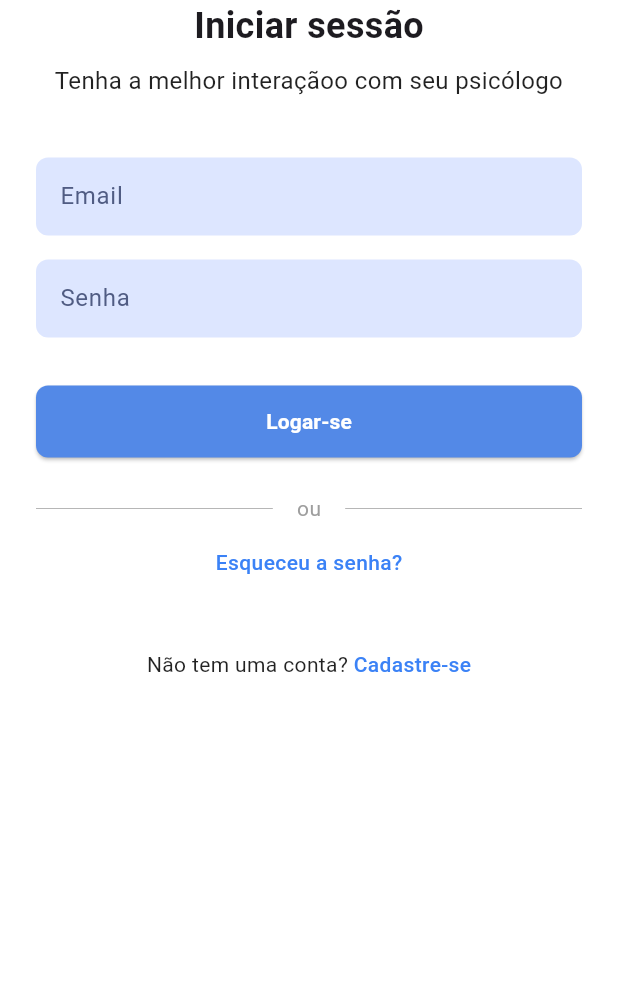
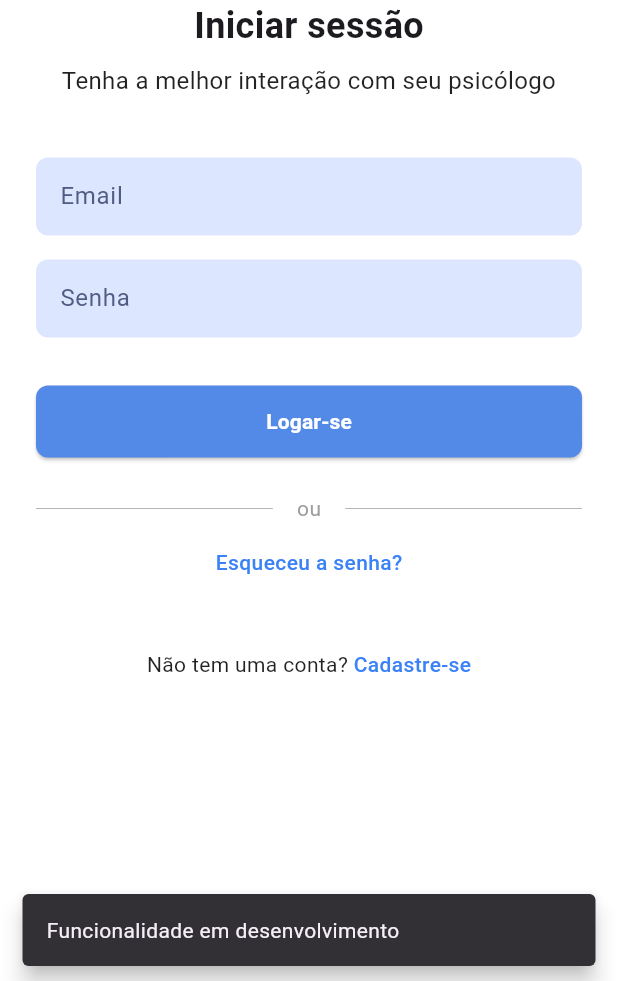
Before and after one commit to LiraTecnologic/helppsico-mobile, a Flutter app: the LoginScreen screen opened by its route, after a tap on "Esqueceu a senha?", on a phone screen of 412 x 824 dp, the part 255-1236 px from its top. Run offline on Flutter 3.47's test engine with Material 3 defaults, Android fonts, the phone set to English and light mode, and no system bars; our stand-ins replace equatable, flutter_bloc; network calls fail.

Commit message:
#MTR07:feat/modificando a tela de login para integrar as novas features

```diff
--- a/helppsico_mobile/lib/presentation/screens/login_screen.dart
+++ b/helppsico_mobile/lib/presentation/screens/login_screen.dart
@@ -1,26 +1,75 @@
 import 'package:flutter/material.dart';
-import '../widgets/custom_button.dart';
-import '../widgets/custom_text_field.dart';
-import '../widgets/text_divider.dart';
-import '../widgets/text_link.dart';
+import 'package:flutter_bloc/flutter_bloc.dart';
+import 'package:helppsico_mobile/presentation/screens/dashboard_screen.dart';
+import 'package:helppsico_mobile/presentation/viewmodels/bloc/auth_state.dart';
+import 'package:helppsico_mobile/presentation/viewmodels/cubit/auth_cubit.dart';
+import 'package:helppsico_mobile/presentation/widgets/custom_button.dart';
+import 'package:helppsico_mobile/presentation/widgets/custom_text_field.dart';
+import 'package:helppsico_mobile/presentation/widgets/text_divider.dart';
+import 'package:helppsico_mobile/presentation/widgets/text_link.dart';
 
-export 'login_screen.dart';
 
-class LoginScreen extends StatelessWidget {
+
+class LoginScreen extends StatefulWidget {
   const LoginScreen({Key? key}) : super(key: key);
 
   @override
+  State<LoginScreen> createState() => _LoginScreenState();
+}
+
+class _LoginScreenState extends State<LoginScreen> {
+  final _formKey = GlobalKey<FormState>();
+  final _emailController = TextEditingController();
+  final _passwordController = TextEditingController();
+
+  @override
+  void dispose() {
+    _emailController.dispose();
+    _passwordController.dispose();
+    super.dispose();
+  }
+
+  @override
   Widget build(BuildContext context) {
+    return BlocProvider(
+      create: (context) => AuthCubit(),
+      child: BlocConsumer<AuthCubit, AuthState>(
+        listener: (context, state) {
+          if (state is AuthSuccess) {
+            ScaffoldMessenger.of(context).showSnackBar(
+              SnackBar(
+                content: Text('Bem-vindo, ${state.userName}!'),
+                backgroundColor: Colors.green,
+                behavior: SnackBarBehavior.floating,
+              ),
+            );
+            Navigator.of(context).pushReplacement(
+              MaterialPageRoute(
+                builder: (context) => const DashboardScreen(),
+              ),
+            );
+          } else if (state is AuthFailure) {
+            ScaffoldMessenger.of(context).showSnackBar(
+              SnackBar(
+                content: Text(state.message),
+                backgroundColor: Colors.red,
+                behavior: SnackBarBehavior.floating,
+              ),
+            );
+          }
+        },
+        builder: (context, state) {
           return Scaffold(
             backgroundColor: Colors.white,
             body: SafeArea(
               child: Stack(
                 children: [
-            // widgets, com um padding superior para liberar espaço para o logo
                   SingleChildScrollView(
                     padding: const EdgeInsets.only(top: 170),
                     child: Padding(
                       padding: const EdgeInsets.symmetric(horizontal: 24.0),
+                      child: Form(
+                        key: _formKey,
                         child: Column(
                           crossAxisAlignment: CrossAxisAlignment.center,
                           children: [
@@ -33,7 +82,7 @@ class LoginScreen extends StatelessWidget {
                             ),
                             const SizedBox(height: 8.0),
                             const Text(
-                      'Tenha a melhor interaçãoo com seu psicólogo',
+                              'Tenha a melhor interação com seu psicólogo',
                               textAlign: TextAlign.center,
                               style: TextStyle(
                                 fontSize: 16.0,
@@ -41,19 +90,48 @@ class LoginScreen extends StatelessWidget {
                               ),
                             ),
                             const SizedBox(height: 32.0),
-                    const CustomTextField(
+                            CustomTextField(
+                              controller: _emailController,
                               hintText: 'Email',
                               keyboardType: TextInputType.emailAddress,
+                              validator: (value) {
+                                if (value == null || value.isEmpty) {
+                                  return 'Por favor, insira seu email';
+                                }
+                                if (!RegExp(r'^[\w-\.]+@([\w-]+\.)+[\w-]{2,4}$')
+                                    .hasMatch(value)) {
+                                  return 'Por favor, insira um email válido';
+                                }
+                                return null;
+                              },
                             ),
-                    const CustomTextField(
+                            CustomTextField(
+                              controller: _passwordController,
                               hintText: 'Senha',
                               obscureText: true,
+                              validator: (value) {
+                                if (value == null || value.isEmpty) {
+                                  return 'Por favor, insira sua senha';
+                                }
+                                if (value.length < 6) {
+                                  return 'A senha deve ter pelo menos 6 caracteres';
+                                }
+                                return null;
+                              },
                             ),
                             const SizedBox(height: 16.0),
-                    CustomButton(
+                            state is AuthLoading
+                                ? const CircularProgressIndicator()
+                                : CustomButton(
                                     text: 'Logar-se',
                                     onPressed: () {
-                        // lógica de login
+                                      if (_formKey.currentState?.validate() ??
+                                          false) {
+                                        context.read<AuthCubit>().login(
+                                              _emailController.text,
+                                              _passwordController.text,
+                                            );
+                                      }
                                     },
                                   ),
                             const SizedBox(height: 16.0),
@@ -63,7 +141,14 @@ class LoginScreen extends StatelessWidget {
                               child: TextLink(
                                 text: 'Esqueceu a senha?',
                                 onTap: () {
-                          print('Forgot password');
+
+                                  ScaffoldMessenger.of(context).showSnackBar(
+                                    const SnackBar(
+                                      content: Text(
+                                          'Funcionalidade em desenvolvimento'),
+                                      behavior: SnackBarBehavior.floating,
+                                    ),
+                                  );
                                 },
                               ),
                             ),
@@ -81,7 +166,7 @@ class LoginScreen extends StatelessWidget {
                                 TextLink(
                                   text: 'Cadastre-se',
                                   onTap: () {
-                            // lógica de cadastro
+
                                   },
                                 ),
                               ],
@@ -90,7 +175,7 @@ class LoginScreen extends StatelessWidget {
                         ),
                       ),
                     ),
-            // Logo posicionada de forma absoluta na parte superior
+                  ),
                   Positioned(
                     top: 20,
                     left: 0,
@@ -106,5 +191,8 @@ class LoginScreen extends StatelessWidget {
               ),
             ),
           );
+        },
+      ),
+    );
   }
 }
```
Lines whose indentation alone changed are shown as unchanged.
